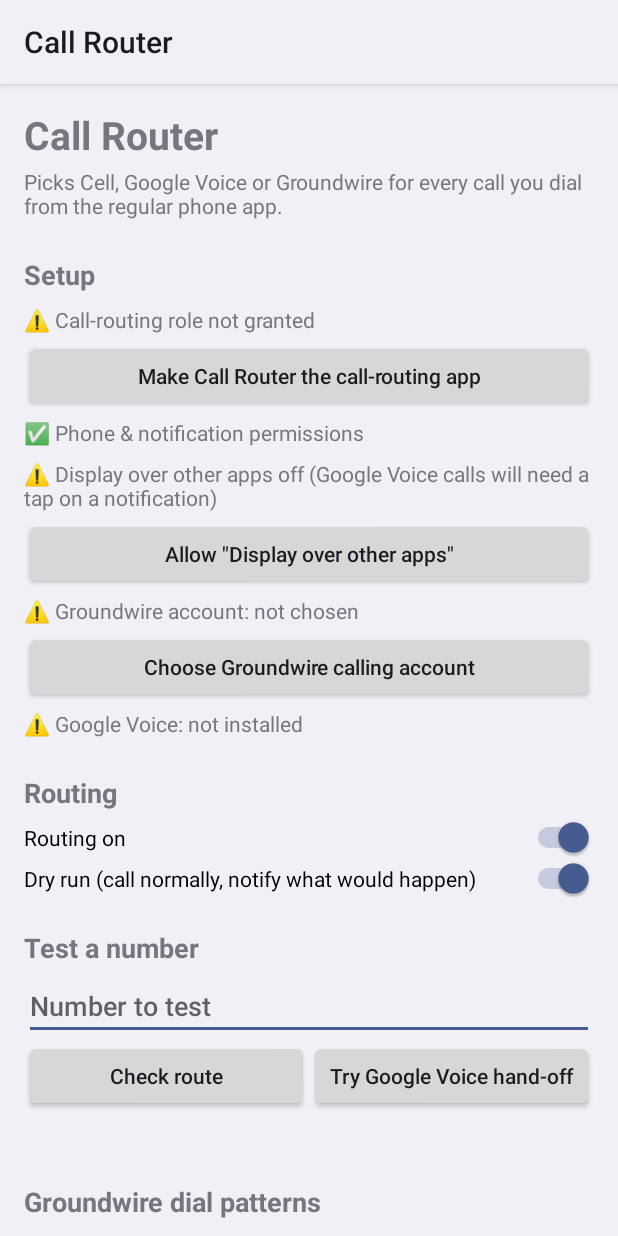
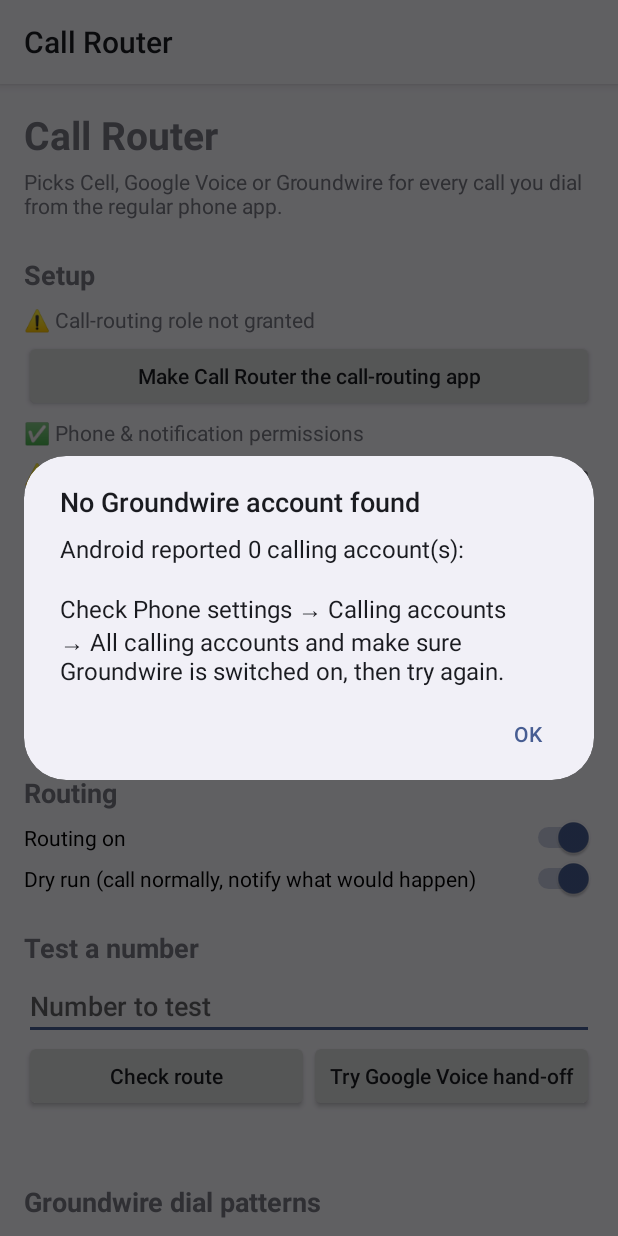
Before and after one commit to CJ7SHADOW/call-router, an Android app: the screen it shows after launch (MainActivity), after a tap on "Choose Groundwire calling account", on a phone screen of 412 x 824 dp. Run offline under Robolectric (Android 15) with nearby library versions, the phone set to English and light mode, and no system bars; 2 other taps on this screen came first.

Commit message:
Find Groundwire account even when Android hides its details; show what was found
Co-Authored-By: Claude Opus 5.5 <noreply@anthropic.com>
Claude-Session: https://claude.ai/code/session_01GZYHj5Ep2MxAJSyUPBVMQa

```diff
--- a/app/src/main/AndroidManifest.xml
+++ b/app/src/main/AndroidManifest.xml
@@ -2,6 +2,7 @@
 <manifest xmlns:android="http://schemas.android.com/apk/res/android">
 
     <uses-permission android:name="android.permission.READ_PHONE_STATE" />
+    <uses-permission android:name="android.permission.READ_PHONE_NUMBERS" />
     <uses-permission android:name="android.permission.CALL_PHONE" />
     <uses-permission android:name="android.permission.POST_NOTIFICATIONS" />
     <uses-permission android:name="android.permission.SYSTEM_ALERT_WINDOW" />
--- a/app/src/main/java/com/kg4bhr/callrouter/MainActivity.java
+++ b/app/src/main/java/com/kg4bhr/callrouter/MainActivity.java
@@ -187,7 +187,7 @@ public class MainActivity extends Activity {
 
     private List<String> missingPerms() {
         List<String> out = new ArrayList<>();
-        for (String p : new String[]{Manifest.permission.READ_PHONE_STATE, Manifest.permission.CALL_PHONE,
+        for (String p : new String[]{Manifest.permission.READ_PHONE_STATE, Manifest.permission.READ_PHONE_NUMBERS, Manifest.permission.CALL_PHONE,
                 Manifest.permission.POST_NOTIFICATIONS}) {
             if (checkSelfPermission(p) != PackageManager.PERMISSION_GRANTED) out.add(p);
         }
@@ -215,16 +215,28 @@ public class MainActivity extends Activity {
         List<Acct> out = new ArrayList<>();
         if (checkSelfPermission(Manifest.permission.READ_PHONE_STATE) != PackageManager.PERMISSION_GRANTED) return out;
         TelecomManager tm = getSystemService(TelecomManager.class);
+        lastScan.setLength(0);
         try {
-            for (PhoneAccountHandle h : tm.getCallCapablePhoneAccounts()) {
-                PhoneAccount a = tm.getPhoneAccount(h);
-                if (a == null || a.hasCapabilities(PhoneAccount.CAPABILITY_SIM_SUBSCRIPTION)) continue;
-                String label = a.getLabel() == null ? h.getComponentName().getPackageName() : a.getLabel().toString();
-                out.add(new Acct(h, label + "  (" + h.getComponentName().getPackageName() + ")"));
+            List<PhoneAccountHandle> handles = tm.getCallCapablePhoneAccounts();
+            lastScan.append(handles.size()).append(" calling account(s): ");
+            for (PhoneAccountHandle h : handles) {
+                String pkg = h.getComponentName().getPackageName();
+                lastScan.append(pkg).append(' ');
+                PhoneAccount a = null;
+                try { a = tm.getPhoneAccount(h); } catch (RuntimeException ignored) { }
+                // Android may hide another app's account details from us, so a null here is not a reason to skip it.
+                if (a != null && a.hasCapabilities(PhoneAccount.CAPABILITY_SIM_SUBSCRIPTION)) continue;
+                if (a == null && (pkg.equals("com.android.phone") || pkg.startsWith("com.android.services.telephony"))) continue;
+                String label = (a == null || a.getLabel() == null) ? pkg : a.getLabel().toString();
+                out.add(new Acct(h, label + "  (" + pkg + ")"));
             }
-        } catch (SecurityException ignored) { }
+        } catch (SecurityException e) {
+            lastScan.append("permission denied: ").append(e.getMessage());
+        }
         return out;
     }
+
+    private final StringBuilder lastScan = new StringBuilder();
 
     private void autoPickGroundwire() {
         for (Acct a : thirdPartyAccounts()) {
@@ -239,7 +251,9 @@ public class MainActivity extends Activity {
     private void chooseGroundwire() {
         List<Acct> accts = thirdPartyAccounts();
         if (accts.isEmpty()) {
-            toast("No app calling accounts found. Grant phone permission, and turn on \"Enable placing calls through native dialer\" in Groundwire.");
+            new AlertDialog.Builder(this).setTitle("No Groundwire account found")
+                    .setMessage("Android reported " + lastScan + "\n\nCheck Phone settings → Calling accounts → All calling accounts and make sure Groundwire is switched on, then try again.")
+                    .setPositiveButton("OK", null).show();
             return;
         }
         String[] labels = new String[accts.size()];
```
